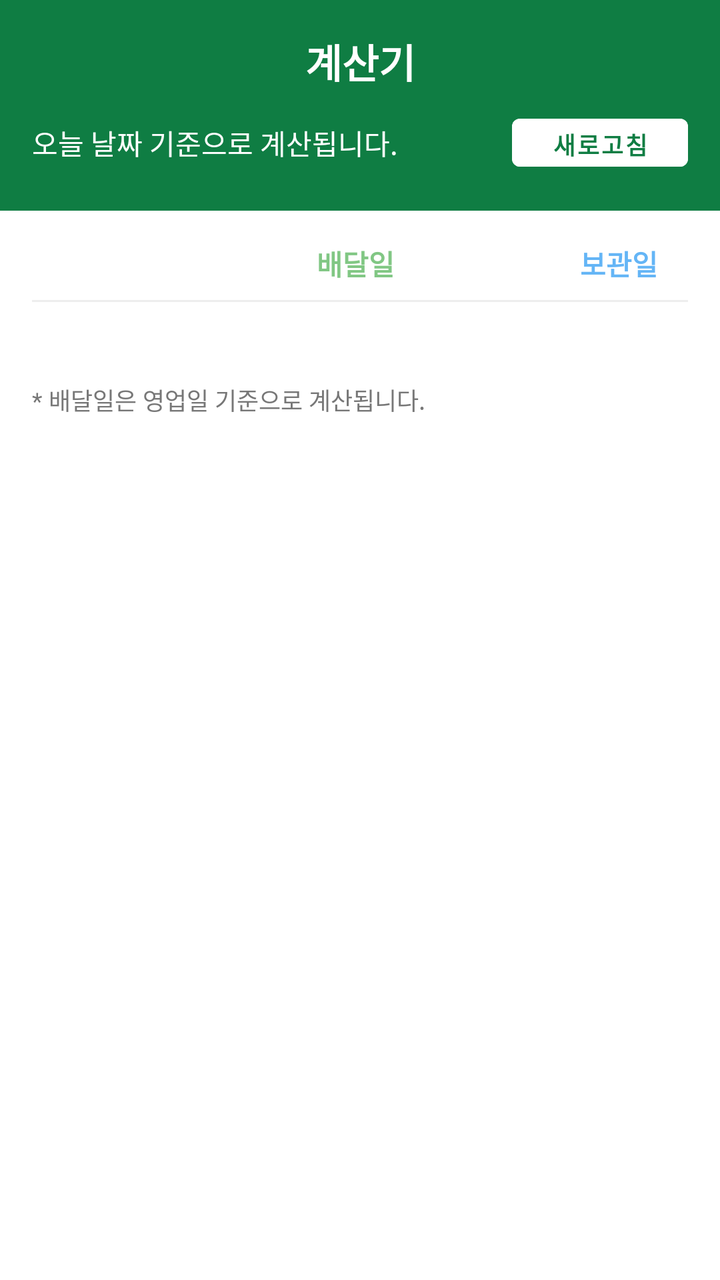
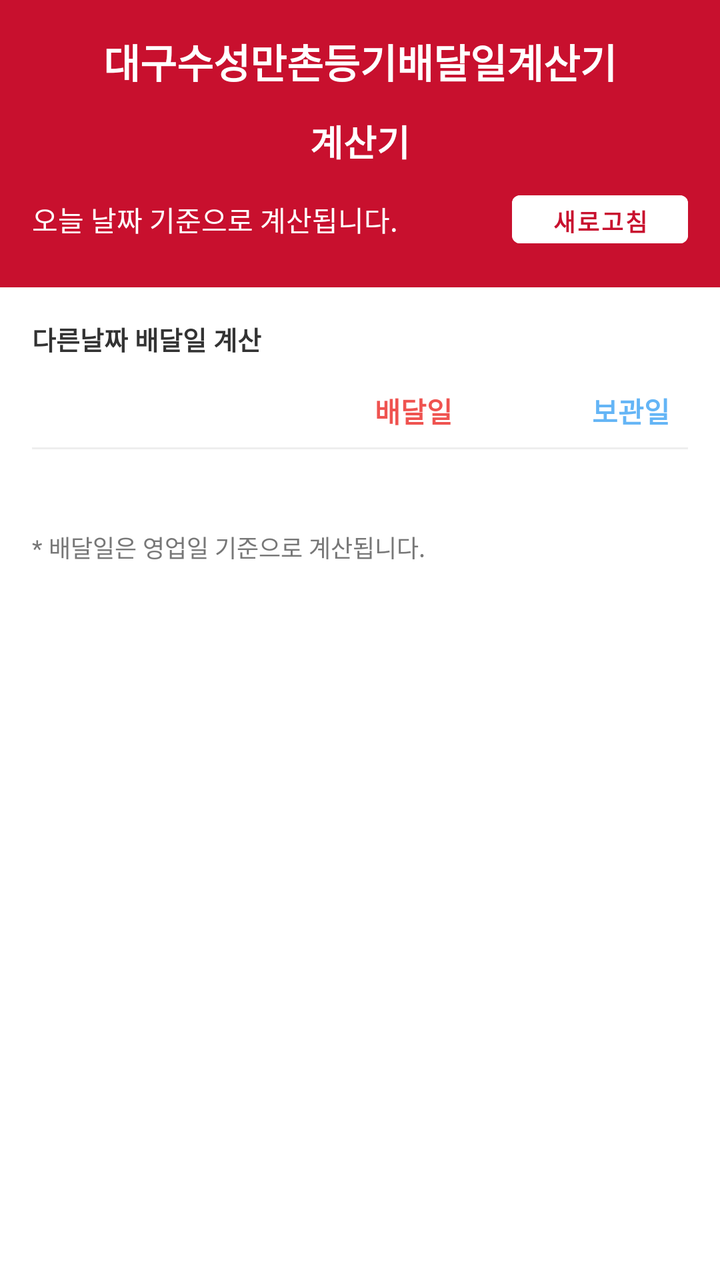

An Android layout rendered at two revisions. The XML below is the earlier revision; the diff shows what the commit changed to produce the second picture.
<!-- AndroidManifest.xml: application theme Theme.BusinessDayCalculator -->
<!-- res/layout/fragment_calculator.xml -->
<?xml version="1.0" encoding="utf-8"?>
<LinearLayout xmlns:android="http://schemas.android.com/apk/res/android"
    android:layout_width="match_parent"
    android:layout_height="match_parent"
    android:orientation="vertical">

    
    <LinearLayout
        android:layout_width="match_parent"
        android:layout_height="wrap_content"
        android:background="@color/primary"
        android:orientation="vertical"
        android:padding="16dp">

        <TextView
            android:layout_width="match_parent"
            android:layout_height="wrap_content"
            android:text="@string/title_calculator"
            android:textColor="@color/white"
            android:textSize="20sp"
            android:textStyle="bold"
            android:gravity="center" />

        <LinearLayout
            android:layout_width="match_parent"
            android:layout_height="wrap_content"
            android:orientation="horizontal"
            android:layout_marginTop="8dp">

            <TextView
                android:layout_width="0dp"
                android:layout_height="wrap_content"
                android:layout_weight="1"
                android:text="@string/calculator_desc"
                android:textColor="@color/white"
                android:textSize="14sp" />

            <Button
                android:id="@+id/btnRefresh"
                android:layout_width="wrap_content"
                android:layout_height="36dp"
                android:backgroundTint="@color/white"
                android:text="새로고침"
                android:textSize="12sp"
                android:textStyle="bold"
                android:textColor="@color/primary"
                style="@style/Widget.MaterialComponents.Button.UnelevatedButton" />
        </LinearLayout>
    </LinearLayout>

    <ScrollView
        android:layout_width="match_parent"
        android:layout_height="0dp"
        android:layout_weight="1"
        android:padding="16dp">

        <LinearLayout
            android:id="@+id/calcContainer"
            android:layout_width="match_parent"
            android:layout_height="wrap_content"
            android:orientation="vertical">

            
            <LinearLayout
                android:layout_width="match_parent"
                android:layout_height="wrap_content"
                android:orientation="horizontal"
                android:paddingBottom="8dp">
                
                <View android:layout_width="64dp" android:layout_height="0dp" />

                <TextView
                    android:layout_width="0dp"
                    android:layout_height="wrap_content"
                    android:layout_weight="1"
                    android:text="@string/delivery_date"
                    android:textColor="@color/chip_green_border"
                    android:textStyle="bold"
                    android:gravity="center" />

                <TextView
                    android:layout_width="0dp"
                    android:layout_height="wrap_content"
                    android:layout_weight="0.35"
                    android:text="@string/storage_date"
                    android:textColor="@color/chip_blue_border"
                    android:textStyle="bold"
                    android:gravity="center" />
            </LinearLayout>

            <View
                android:layout_width="match_parent"
                android:layout_height="1dp"
                android:background="@color/divider"
                android:layout_marginBottom="16dp" />

            

            <TextView
                android:layout_width="match_parent"
                android:layout_height="wrap_content"
                android:layout_marginTop="24dp"
                android:text="@string/note_business_day"
                android:textColor="@color/text_secondary"
                android:textSize="12sp" />

        </LinearLayout>
    </ScrollView>
</LinearLayout>
<!-- resources referenced by this layout -->
<resources>
  <color name="chip_blue_border">#64B5F6</color>
  <color name="chip_green_border">#81C784</color>
  <color name="divider">#EEEEEE</color>
  <color name="primary">#0F7D43</color>
  <color name="text_secondary">#777777</color>
  <color name="white">#FFFFFFFF</color>
  <string name="calculator_desc">오늘 날짜 기준으로 계산됩니다.</string>
  <string name="delivery_date">배달일</string>
  <string name="note_business_day">* 배달일은 영업일 기준으로 계산됩니다.</string>
  <string name="storage_date">보관일</string>
  <string name="title_calculator">계산기</string>
  <style name="Theme.BusinessDayCalculator" parent="Base.Theme.BusinessDayCalculator" />
  <style name="Base.Theme.BusinessDayCalculator" parent="Theme.MaterialComponents.DayNight.DarkActionBar">
          
          <item name="colorPrimary">@color/primary</item>
          <item name="colorPrimaryVariant">@color/primary_variant</item>
          <item name="colorOnPrimary">@color/white</item>
          <item name="colorSecondary">@color/secondary</item>
      </style>
  <color name="primary_variant">#09592F</color>
  <color name="secondary">#E8F5E9</color>
</resources>

<!-- the commit's change to res/layout/fragment_calculator.xml (unified diff, before → after) -->
@@ -15,19 +15,31 @@
         <TextView
             android:layout_width="match_parent"
             android:layout_height="wrap_content"
-            android:text="@string/title_calculator"
+            android:text="@string/app_name"
             android:textColor="@color/white"
             android:textSize="20sp"
             android:textStyle="bold"
             android:gravity="center" />
 
+        <TextView
+            android:layout_width="match_parent"
+            android:layout_height="wrap_content"
+            android:text="@string/title_calculator"
+            android:textColor="@color/white"
+            android:textSize="18sp"
+            android:textStyle="bold"
+            android:gravity="center"
+            android:layout_marginTop="12dp" />
+
         <LinearLayout
             android:layout_width="match_parent"
             android:layout_height="wrap_content"
             android:orientation="horizontal"
+            android:gravity="center_vertical"
             android:layout_marginTop="8dp">
 
             <TextView
+                android:id="@+id/tvDesc"
                 android:layout_width="0dp"
                 android:layout_height="wrap_content"
                 android:layout_weight="1"
@@ -61,13 +73,34 @@
             android:orientation="vertical">
 
             
+            <TextView
+                android:id="@+id/tvSelectCustomDate"
+                android:layout_width="wrap_content"
+                android:layout_height="wrap_content"
+                android:text="다른날짜 배달일 계산"
+                android:textColor="@color/text_main"
+                android:textSize="13sp"
+                android:textStyle="bold"
+                android:paddingBottom="16dp"
+                android:clickable="true"
+                android:focusable="true"
+                android:background="?attr/selectableItemBackground" />
+
+            
             <LinearLayout
                 android:layout_width="match_parent"
                 android:layout_height="wrap_content"
                 android:orientation="horizontal"
-                android:paddingBottom="8dp">
+                android:paddingBottom="8dp"
+                android:gravity="center_vertical">
                 
-                <View android:layout_width="64dp" android:layout_height="0dp" />
+                <TextView
+                    android:id="@+id/tvBaseDateLabel"
+                    android:layout_width="110dp"
+                    android:layout_height="wrap_content"
+                    android:textSize="12.5sp"
+                    android:textStyle="bold"
+                    android:textColor="@color/text_main" />
 
                 <TextView
                     android:layout_width="0dp"
<!-- resource entries referenced after the edit -->
@@ -1,11 +1,13 @@
 <!-- resources referenced by this layout -->
 <resources>
   <color name="chip_blue_border">#64B5F6</color>
-  <color name="chip_green_border">#81C784</color>
+  <color name="chip_green_border">#EF5350</color>
   <color name="divider">#EEEEEE</color>
-  <color name="primary">#0F7D43</color>
+  <color name="primary">#C8102E</color>
+  <color name="text_main">#333333</color>
   <color name="text_secondary">#777777</color>
   <color name="white">#FFFFFFFF</color>
+  <string name="app_name">대구수성만촌등기배달일계산기</string>
   <string name="calculator_desc">오늘 날짜 기준으로 계산됩니다.</string>
   <string name="delivery_date">배달일</string>
   <string name="note_business_day">* 배달일은 영업일 기준으로 계산됩니다.</string>
@@ -19,7 +21,7 @@
           <item name="colorOnPrimary">@color/white</item>
           <item name="colorSecondary">@color/secondary</item>
       </style>
-  <color name="primary_variant">#09592F</color>
-  <color name="secondary">#E8F5E9</color>
+  <color name="primary_variant">#A00C24</color>
+  <color name="secondary">#FFEBEE</color>
 </resources>
 
